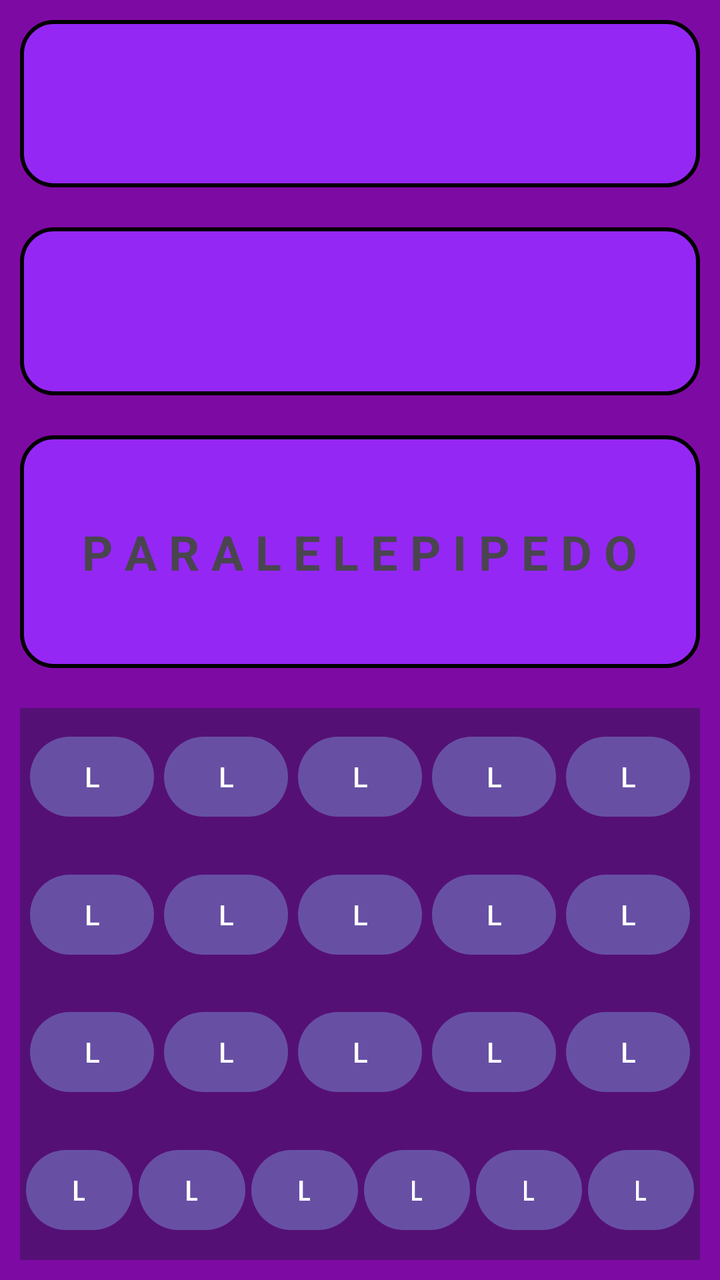
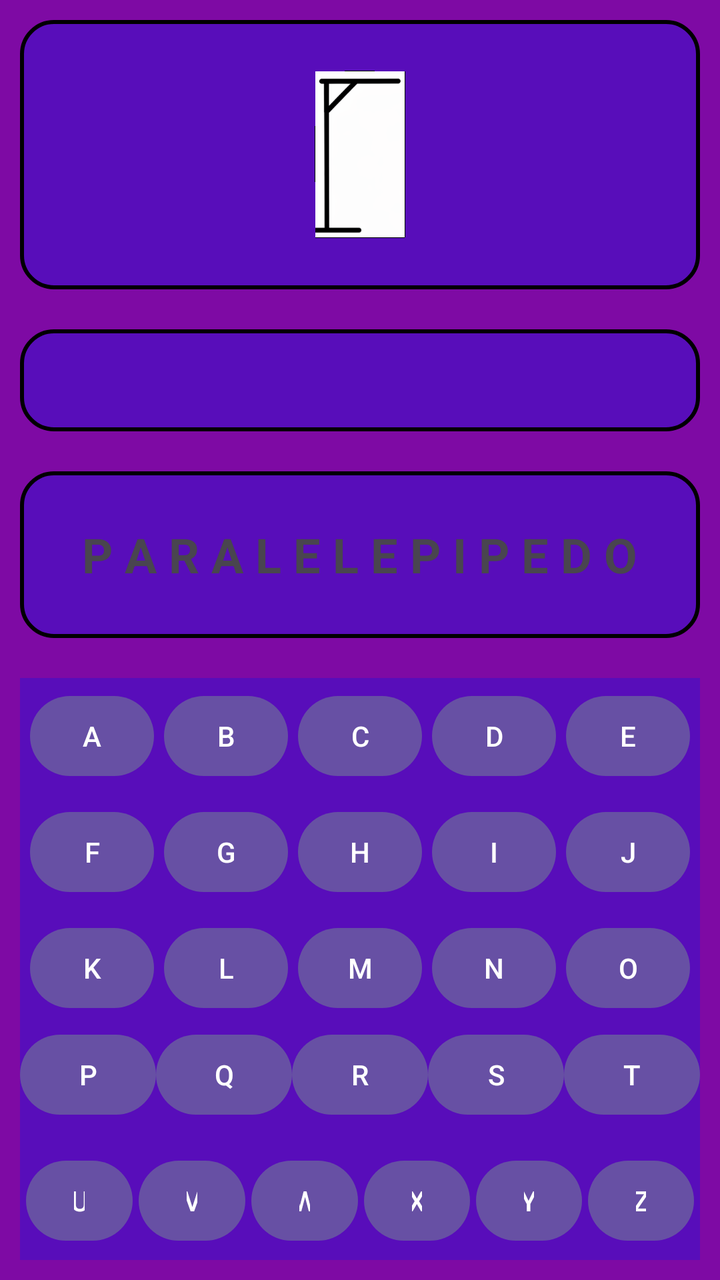

An Android layout rendered at two revisions. The XML below is the earlier revision; the diff shows what the commit changed to produce the second picture.
<!-- AndroidManifest.xml: application theme Theme.OHMYGOD -->
<!-- res/layout/activity_tela_jogo.xml -->
<?xml version="1.0" encoding="utf-8"?>
<LinearLayout xmlns:android="http://schemas.android.com/apk/res/android"
    xmlns:app="http://schemas.android.com/apk/res-auto"
    xmlns:tools="http://schemas.android.com/tools"
    android:id="@+id/main"
    android:layout_width="match_parent"
    android:layout_height="match_parent"
    android:background="#7E0AA4"
    android:orientation="vertical"
    tools:context=".TelaJogo">

    <LinearLayout
        android:layout_width="match_parent"
        android:layout_height="wrap_content"
        android:layout_margin="10dp"
        android:layout_weight="0.25"
        android:background="@drawable/borda"
        android:orientation="vertical"></LinearLayout>

    <LinearLayout
        android:layout_width="match_parent"
        android:layout_height="wrap_content"
        android:layout_margin="10dp"
        android:layout_weight="0.25"
        android:background="@drawable/borda"
        android:orientation="vertical"></LinearLayout>

    <LinearLayout
        android:layout_width="match_parent"
        android:layout_height="wrap_content"
        android:layout_margin="10dp"
        android:layout_weight="0.25"
        android:background="@drawable/borda"
        android:gravity="center"
        android:orientation="vertical">

        <TextView
            android:id="@+id/textView3"
            android:layout_width="wrap_content"
            android:layout_height="wrap_content"
            android:background="#3A55B7"
            android:backgroundTint="#00FFFFFF"
            android:gravity="center"
            android:text="P A R A L E L E P I P E D O"
            android:textSize="24sp"
            android:textStyle="bold" />
    </LinearLayout>

    <LinearLayout
        android:id="@+id/teclado"
        android:layout_width="match_parent"
        android:layout_height="wrap_content"
        android:layout_margin="10dp"
        android:layout_weight="0.25"
        android:background="#551076"
        android:orientation="vertical">

        <LinearLayout
            android:layout_width="match_parent"
            android:layout_height="wrap_content"
            android:layout_weight="0.2"
            android:gravity="center"
            android:orientation="horizontal">

            <Button
                android:id="@+id/button6"
                android:layout_width="wrap_content"
                android:layout_height="wrap_content"
                android:layout_marginLeft="5dp"
                android:layout_weight="1"
                android:text="L" />

            <Button
                android:id="@+id/button5"
                android:layout_width="wrap_content"
                android:layout_height="wrap_content"
                android:layout_marginLeft="5dp"
                android:layout_weight="1"
                android:text="L" />

            <Button
                android:id="@+id/button4"
                android:layout_width="wrap_content"
                android:layout_height="wrap_content"
                android:layout_marginLeft="5dp"
                android:layout_weight="1"
                android:text="L" />

            <Button
                android:id="@+id/button3"
                android:layout_width="wrap_content"
                android:layout_height="wrap_content"
                android:layout_marginLeft="5dp"
                android:layout_weight="1"
                android:text="L" />

            <Button
                android:id="@+id/button2"
                android:layout_width="wrap_content"
                android:layout_height="wrap_content"
                android:layout_marginLeft="5dp"
                android:layout_marginRight="5dp"
                android:layout_weight="1"
                android:text="L" />

        </LinearLayout>

        <LinearLayout
            android:layout_width="match_parent"
            android:layout_height="wrap_content"
            android:layout_weight="0.2"
            android:gravity="center"
            android:orientation="horizontal">

            <Button
                android:id="@+id/button9"
                android:layout_width="wrap_content"
                android:layout_height="wrap_content"
                android:layout_marginLeft="5dp"
                android:layout_weight="1"
                android:text="L" />

            <Button
                android:id="@+id/button10"
                android:layout_width="wrap_content"
                android:layout_height="wrap_content"
                android:layout_marginLeft="5dp"
                android:layout_weight="1"
                android:text="L" />

            <Button
                android:id="@+id/button11"
                android:layout_width="wrap_content"
                android:layout_height="wrap_content"
                android:layout_marginLeft="5dp"
                android:layout_weight="1"
                android:text="L" />

            <Button
                android:id="@+id/button12"
                android:layout_width="wrap_content"
                android:layout_height="wrap_content"
                android:layout_marginLeft="5dp"
                android:layout_weight="1"
                android:text="L" />

            <Button
                android:id="@+id/button13"
                android:layout_width="wrap_content"
                android:layout_height="wrap_content"
                android:layout_marginLeft="5dp"
                android:layout_marginRight="5dp"
                android:layout_weight="1"
                android:text="L" />
        </LinearLayout>

        <LinearLayout
            android:layout_width="match_parent"
            android:layout_height="wrap_content"
            android:layout_weight="0.2"
            android:gravity="center"
            android:orientation="horizontal">

            <Button
                android:id="@+id/button14"
                android:layout_width="wrap_content"
                android:layout_height="wrap_content"
                android:layout_marginLeft="5dp"
                android:layout_weight="1"
                android:text="L" />

            <Button
                android:id="@+id/button15"
                android:layout_width="wrap_content"
                android:layout_height="wrap_content"
                android:layout_marginLeft="5dp"
                android:layout_weight="1"
                android:text="L" />

            <Button
                android:id="@+id/button16"
                android:layout_width="wrap_content"
                android:layout_height="wrap_content"
                android:layout_marginLeft="5dp"
                android:layout_weight="1"
                android:text="L" />

            <Button
                android:id="@+id/button17"
                android:layout_width="wrap_content"
                android:layout_height="wrap_content"
                android:layout_marginLeft="5dp"
                android:layout_weight="1"
                android:text="L" />

            <Button
                android:id="@+id/button18"
                android:layout_width="wrap_content"
                android:layout_height="wrap_content"
                android:layout_marginLeft="5dp"
                android:layout_marginRight="5dp"
                android:layout_weight="1"
                android:text="L" />
        </LinearLayout>

        <LinearLayout
            android:layout_width="match_parent"
            android:layout_height="wrap_content"
            android:layout_weight="0.2"
            android:gravity="center"
            android:orientation="horizontal">

            <Button
                android:id="@+id/button19"
                android:layout_width="wrap_content"
                android:layout_height="wrap_content"
                android:layout_marginLeft="3dp"
                android:layout_weight="1"
                android:text="L" />

            <Button
                android:id="@+id/button20"
                android:layout_width="wrap_content"
                android:layout_height="wrap_content"
                android:layout_marginLeft="3dp"
                android:layout_weight="1"
                android:text="L" />

            <Button
                android:id="@+id/button21"
                android:layout_width="wrap_content"
                android:layout_height="wrap_content"
                android:layout_marginLeft="3dp"
                android:layout_weight="1"
                android:text="L" />

            <Button
                android:id="@+id/button22"
                android:layout_width="wrap_content"
                android:layout_height="wrap_content"
                android:layout_marginLeft="3dp"
                android:layout_weight="1"
                android:text="L" />

            <Button
                android:id="@+id/button23"
                android:layout_width="wrap_content"
                android:layout_height="wrap_content"
                android:layout_marginLeft="3dp"
                android:layout_weight="1"
                android:text="L" />

            <Button
                android:id="@+id/button24"
                android:layout_width="wrap_content"
                android:layout_height="wrap_content"
                android:layout_marginLeft="3dp"
                android:layout_marginRight="3dp"
                android:layout_weight="1"
                android:text="L" />
        </LinearLayout>
    </LinearLayout>
</LinearLayout>
<!-- resources referenced by this layout -->
<resources>
  <!-- drawable borda (drawable) -->
  <?xml version="1.0" encoding="utf-8"?>
  <shape xmlns:android="http://schemas.android.com/apk/res/android">
      
  <solid android:color="#9527F5
  "/>
      
  <corners android:radius="16dp"/>
      
  <stroke
  android:width="2dp"
  android:color="#000000"/>
      </shape>
  <style name="Theme.OHMYGOD" parent="Base.Theme.OHMYGOD" />
  <style name="Base.Theme.OHMYGOD" parent="Theme.Material3.DayNight.NoActionBar">
          
          
      </style>
</resources>

<!-- the commit's change to res/layout/activity_tela_jogo.xml (unified diff, before → after) -->
@@ -15,7 +15,16 @@
         android:layout_margin="10dp"
         android:layout_weight="0.25"
         android:background="@drawable/borda"
-        android:orientation="vertical"></LinearLayout>
+        android:gravity="center"
+        android:orientation="vertical">
+
+        <ImageView
+            android:id="@+id/imageView2"
+            android:layout_width="match_parent"
+            android:layout_height="wrap_content"
+            android:layout_gravity="center"
+            app:srcCompat="@drawable/forca_0_9" />
+    </LinearLayout>
 
     <LinearLayout
         android:layout_width="match_parent"
@@ -52,7 +61,7 @@
         android:layout_height="wrap_content"
         android:layout_margin="10dp"
         android:layout_weight="0.25"
-        android:background="#551076"
+        android:background="#580DBA"
         android:orientation="vertical">
 
         <LinearLayout
@@ -63,7 +72,114 @@
             android:orientation="horizontal">
 
             <Button
-                android:id="@+id/button6"
+                android:id="@+id/id1"
+                android:layout_width="wrap_content"
+                android:layout_height="wrap_content"
+                android:layout_marginLeft="5dp"
+                android:layout_weight="1"
+                android:text="A" />
+
+            <Button
+                android:id="@+id/id2"
+                android:layout_width="wrap_content"
+                android:layout_height="wrap_content"
+                android:layout_marginLeft="5dp"
+                android:layout_weight="1"
+                android:text="B" />
+
+            <Button
+                android:id="@+id/id3"
+                android:layout_width="wrap_content"
+                android:layout_height="wrap_content"
+                android:layout_marginLeft="5dp"
+                android:layout_weight="1"
+                android:text="C" />
+
+            <Button
+                android:id="@+id/id4"
+                android:layout_width="wrap_content"
+                android:layout_height="wrap_content"
+                android:layout_marginLeft="5dp"
+                android:layout_weight="1"
+                android:text="D" />
+
+            <Button
+                android:id="@+id/id5"
+                android:layout_width="wrap_content"
+                android:layout_height="wrap_content"
+                android:layout_marginLeft="5dp"
+                android:layout_marginRight="5dp"
+                android:layout_weight="1"
+                android:text="E" />
+
+        </LinearLayout>
+
+        <LinearLayout
+            android:layout_width="match_parent"
+            android:layout_height="wrap_content"
+            android:layout_weight="0.2"
+            android:gravity="center"
+            android:orientation="horizontal">
+
+            <Button
+                android:id="@+id/id6"
+                android:layout_width="wrap_content"
+                android:layout_height="wrap_content"
+                android:layout_marginLeft="5dp"
+                android:layout_weight="1"
+                android:text="F" />
+
+            <Button
+                android:id="@+id/id7"
+                android:layout_width="wrap_content"
+                android:layout_height="wrap_content"
+                android:layout_marginLeft="5dp"
+                android:layout_weight="1"
+                android:text="G" />
+
+            <Button
+                android:id="@+id/id8"
+                android:layout_width="wrap_content"
+                android:layout_height="wrap_content"
+                android:layout_marginLeft="5dp"
+                android:layout_weight="1"
+                android:text="H" />
+
+            <Button
+                android:id="@+id/id9"
+                android:layout_width="wrap_content"
+                android:layout_height="wrap_content"
+                android:layout_marginLeft="5dp"
+                android:layout_weight="1"
+                android:text="I" />
+
+            <Button
+                android:id="@+id/id10"
+                android:layout_width="wrap_content"
+                android:layout_height="wrap_content"
+                android:layout_marginLeft="5dp"
+                android:layout_marginRight="5dp"
+                android:layout_weight="1"
+                android:text="J" />
+        </LinearLayout>
+
+        <LinearLayout
+            android:layout_width="match_parent"
+            android:layout_height="wrap_content"
+            android:layout_weight="0.2"
+            android:gravity="center"
+            android:orientation="horizontal">
+
+            <Button
+                android:id="@+id/id11"
+                android:layout_width="wrap_content"
+                android:layout_height="wrap_content"
+                android:layout_marginLeft="5dp"
+                android:layout_weight="1"
+                android:text="K" />
+
+            <Button
+                android:id="@+id/id12"
                 android:layout_width="wrap_content"
                 android:layout_height="wrap_content"
                 android:layout_marginLeft="5dp"
@@ -71,193 +187,129 @@
                 android:text="L" />
 
             <Button
-                android:id="@+id/button5"
-                android:layout_width="wrap_content"
-                android:layout_height="wrap_content"
-                android:layout_marginLeft="5dp"
-                android:layout_weight="1"
-                android:text="L" />
-
-            <Button
-                android:id="@+id/button4"
-                android:layout_width="wrap_content"
-                android:layout_height="wrap_content"
-                android:layout_marginLeft="5dp"
-                android:layout_weight="1"
-                android:text="L" />
-
-            <Button
-                android:id="@+id/button3"
-                android:layout_width="wrap_content"
-                android:layout_height="wrap_content"
-                android:layout_marginLeft="5dp"
-                android:layout_weight="1"
-                android:text="L" />
-
-            <Button
-                android:id="@+id/button2"
+                android:id="@+id/id13"
+                android:layout_width="wrap_content"
+                android:layout_height="wrap_content"
+                android:layout_marginLeft="5dp"
+                android:layout_weight="1"
+                android:text="M" />
+
+            <Button
+                android:id="@+id/id14"
+                android:layout_width="wrap_content"
+                android:layout_height="wrap_content"
+                android:layout_marginLeft="5dp"
+                android:layout_weight="1"
+                android:text="N" />
+
+            <Button
+                android:id="@+id/id15"
                 android:layout_width="wrap_content"
                 android:layout_height="wrap_content"
                 android:layout_marginLeft="5dp"
                 android:layout_marginRight="5dp"
                 android:layout_weight="1"
-                android:text="L" />
-
-        </LinearLayout>
-
-        <LinearLayout
-            android:layout_width="match_parent"
-            android:layout_height="wrap_content"
-            android:layout_weight="0.2"
-            android:gravity="center"
-            android:orientation="horizontal">
-
-            <Button
-                android:id="@+id/button9"
-                android:layout_width="wrap_content"
-                android:layout_height="wrap_content"
-                android:layout_marginLeft="5dp"
-                android:layout_weight="1"
-                android:text="L" />
-
-            <Button
-                android:id="@+id/button10"
-                android:layout_width="wrap_content"
-                android:layout_height="wrap_content"
-                android:layout_marginLeft="5dp"
-                android:layout_weight="1"
-                android:text="L" />
-
-            <Button
-                android:id="@+id/button11"
-                android:layout_width="wrap_content"
-                android:layout_height="wrap_content"
-                android:layout_marginLeft="5dp"
-                android:layout_weight="1"
-                android:text="L" />
-
-            <Button
-                android:id="@+id/button12"
-                android:layout_width="wrap_content"
-                android:layout_height="wrap_content"
-                android:layout_marginLeft="5dp"
-                android:layout_weight="1"
-                android:text="L" />
-
-            <Button
-                android:id="@+id/button13"
-                android:layout_width="wrap_content"
-                android:layout_height="wrap_content"
-                android:layout_marginLeft="5dp"
-                android:layout_marginRight="5dp"
-                android:layout_weight="1"
-                android:text="L" />
-        </LinearLayout>
-
-        <LinearLayout
-            android:layout_width="match_parent"
-            android:layout_height="wrap_content"
-            android:layout_weight="0.2"
-            android:gravity="center"
-            android:orientation="horizontal">
-
-            <Button
-                android:id="@+id/button14"
-                android:layout_width="wrap_content"
-                android:layout_height="wrap_content"
-                android:layout_marginLeft="5dp"
-                android:layout_weight="1"
-                android:text="L" />
-
-            <Button
-                android:id="@+id/button15"
-                android:layout_width="wrap_content"
-                android:layout_height="wrap_content"
-                android:layout_marginLeft="5dp"
-                android:layout_weight="1"
-                android:text="L" />
-
-            <Button
-                android:id="@+id/button16"
-                android:layout_width="wrap_content"
-                android:layout_height="wrap_content"
-                android:layout_marginLeft="5dp"
-                android:layout_weight="1"
-                android:text="L" />
-
-            <Button
-                android:id="@+id/button17"
-                android:layout_width="wrap_content"
-                android:layout_height="wrap_content"
-                android:layout_marginLeft="5dp"
-                android:layout_weight="1"
-                android:text="L" />
-
-            <Button
-                android:id="@+id/button18"
-                android:layout_width="wrap_content"
-                android:layout_height="wrap_content"
-                android:layout_marginLeft="5dp"
-                android:layout_marginRight="5dp"
-                android:layout_weight="1"
-                android:text="L" />
-        </LinearLayout>
-
-        <LinearLayout
-            android:layout_width="match_parent"
-            android:layout_height="wrap_content"
-            android:layout_weight="0.2"
-            android:gravity="center"
-            android:orientation="horizontal">
-
-            <Button
-                android:id="@+id/button19"
-                android:layout_width="wrap_content"
-                android:layout_height="wrap_content"
-                android:layout_marginLeft="3dp"
-                android:layout_weight="1"
-                android:text="L" />
-
-            <Button
-                android:id="@+id/button20"
-                android:layout_width="wrap_content"
-                android:layout_height="wrap_content"
-                android:layout_marginLeft="3dp"
-                android:layout_weight="1"
-                android:text="L" />
-
-            <Button
-                android:id="@+id/button21"
-                android:layout_width="wrap_content"
-                android:layout_height="wrap_content"
-                android:layout_marginLeft="3dp"
-                android:layout_weight="1"
-                android:text="L" />
-
-            <Button
-                android:id="@+id/button22"
-                android:layout_width="wrap_content"
-                android:layout_height="wrap_content"
-                android:layout_marginLeft="3dp"
-                android:layout_weight="1"
-                android:text="L" />
-
-            <Button
-                android:id="@+id/button23"
-                android:layout_width="wrap_content"
-                android:layout_height="wrap_content"
-                android:layout_marginLeft="3dp"
-                android:layout_weight="1"
-                android:text="L" />
-
-            <Button
-                android:id="@+id/button24"
+                android:text="O" />
+        </LinearLayout>
+
+        <LinearLayout
+            android:layout_width="match_parent"
+            android:layout_height="wrap_content"
+            android:layout_weight="0.2"
+            android:orientation="horizontal">
+
+            <Button
+                android:id="@+id/id16"
+                android:layout_width="wrap_content"
+                android:layout_height="wrap_content"
+                android:layout_weight="1"
+                android:text="P" />
+
+            <Button
+                android:id="@+id/id17"
+                android:layout_width="wrap_content"
+                android:layout_height="wrap_content"
+                android:layout_weight="1"
+                android:text="Q" />
+
+            <Button
+                android:id="@+id/id18"
+                android:layout_width="wrap_content"
+                android:layout_height="wrap_content"
+                android:layout_weight="1"
+                android:text="R" />
+
+            <Button
+                android:id="@+id/id19"
+                android:layout_width="wrap_content"
+                android:layout_height="wrap_content"
+                android:layout_weight="1"
+                android:text="S" />
+
+            <Button
+                android:id="@+id/id20"
+                android:layout_width="wrap_content"
+                android:layout_height="wrap_content"
+                android:layout_weight="1"
+                android:text="T" />
+        </LinearLayout>
+
+        <LinearLayout
+            android:layout_width="match_parent"
+            android:layout_height="wrap_content"
+            android:layout_weight="0.2"
+            android:gravity="center"
+            android:orientation="horizontal">
+
+            <Button
+                android:id="@+id/id21"
+                android:layout_width="wrap_content"
+                android:layout_height="wrap_content"
+                android:layout_marginLeft="3dp"
+                android:layout_weight="1"
+                android:text="U" />
+
+            <Button
+                android:id="@+id/id22"
+                android:layout_width="wrap_content"
+                android:layout_height="wrap_content"
+                android:layout_marginLeft="3dp"
+                android:layout_weight="1"
+                android:text="V" />
+
+            <Button
+                android:id="@+id/id23"
+                android:layout_width="wrap_content"
+                android:layout_height="wrap_content"
+                android:layout_marginLeft="3dp"
+                android:layout_weight="1"
+                android:text="W" />
+
+            <Button
+                android:id="@+id/id24"
+                android:layout_width="wrap_content"
+                android:layout_height="wrap_content"
+                android:layout_marginLeft="3dp"
+                android:layout_weight="1"
+                android:text="X" />
+
+            <Button
+                android:id="@+id/id25"
+                android:layout_width="wrap_content"
+                android:layout_height="wrap_content"
+                android:layout_marginLeft="3dp"
+                android:layout_weight="1"
+                android:text="Y" />
+
+            <Button
+                android:id="@+id/id26"
                 android:layout_width="wrap_content"
                 android:layout_height="wrap_content"
                 android:layout_marginLeft="3dp"
                 android:layout_marginRight="3dp"
                 android:layout_weight="1"
-                android:text="L" />
-        </LinearLayout>
+                android:text="Z" />
+        </LinearLayout>
+
     </LinearLayout>
 </LinearLayout>
<!-- resource entries referenced after the edit -->
@@ -4,7 +4,7 @@
   <?xml version="1.0" encoding="utf-8"?>
   <shape xmlns:android="http://schemas.android.com/apk/res/android">
       
-  <solid android:color="#9527F5
+  <solid android:color="#580DBA
   "/>
       
   <corners android:radius="16dp"/>
@@ -13,6 +13,7 @@
   android:width="2dp"
   android:color="#000000"/>
       </shape>
+  <!-- drawable forca_0_9: png bitmap (drawable-hdpi, 4498 bytes) -->
   <style name="Theme.OHMYGOD" parent="Base.Theme.OHMYGOD" />
   <style name="Base.Theme.OHMYGOD" parent="Theme.Material3.DayNight.NoActionBar">
           
